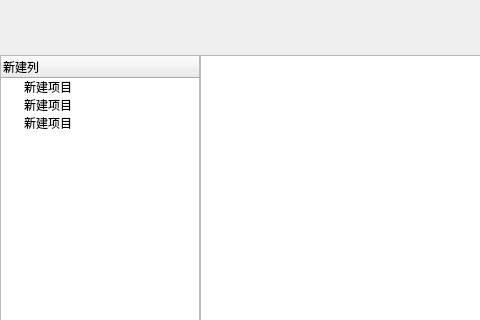
First picture: the form in ui/tabwidget/contractwidget.ui, repository longcp/CarRentalManagement, before the edit; both pictures show x 0 to 480 and y 0 to 320 of the 1006 by 691 pixel window.
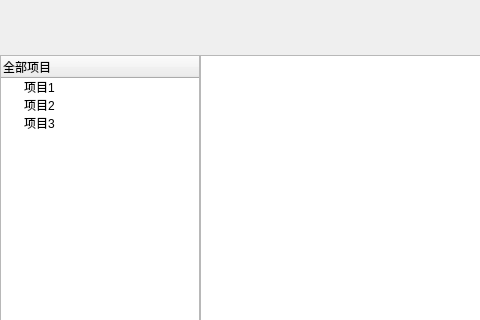
Second picture: the form after the edit.

Patch:
```diff
--- a/ui/tabwidget/contractwidget.ui
+++ b/ui/tabwidget/contractwidget.ui
@@ -96,22 +96,22 @@
         </property>
         <column>
          <property name="text">
-          <string>新建列</string>
+          <string>全部项目</string>
          </property>
         </column>
         <item>
          <property name="text">
-          <string>新建项目</string>
+          <string>项目1</string>
          </property>
         </item>
         <item>
          <property name="text">
-          <string>新建项目</string>
+          <string>项目2</string>
          </property>
         </item>
         <item>
          <property name="text">
-          <string>新建项目</string>
+          <string>项目3</string>
          </property>
         </item>
        </widget>
```
